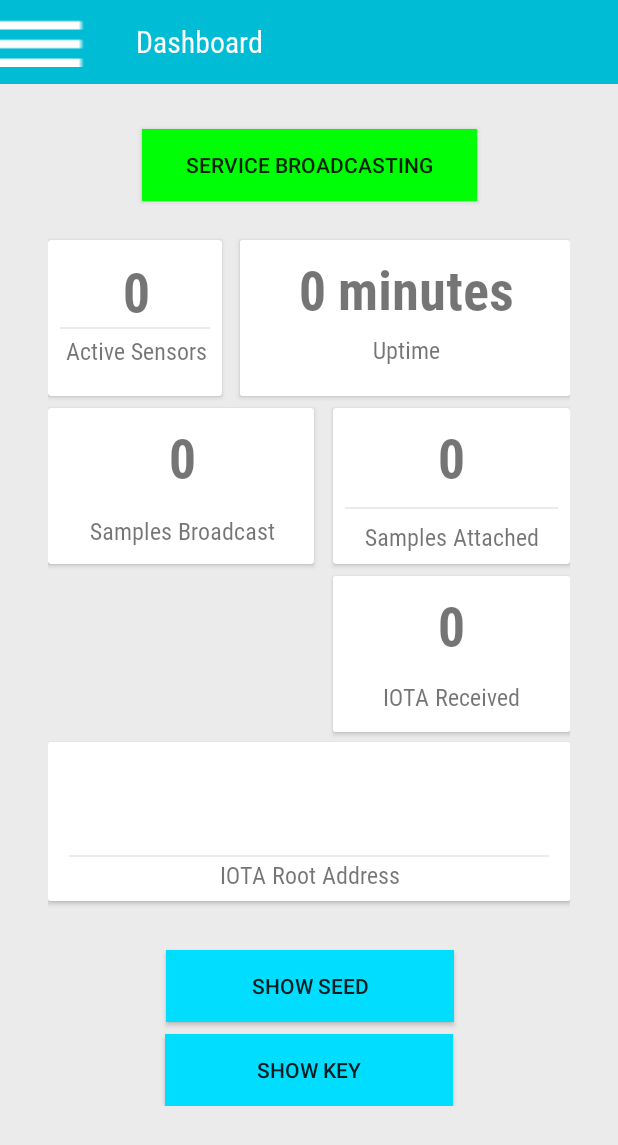
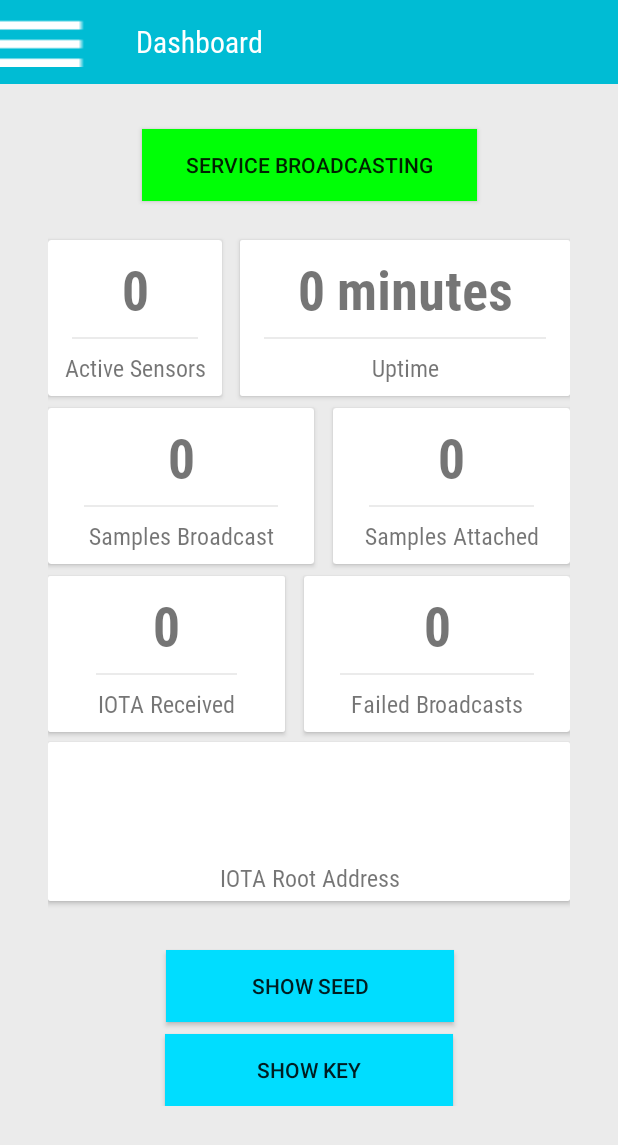
Before and after one commit to ptzianos/hermes, an Android app: the DashboardFragment screen opened directly, with no data from a screen before it, after a tap on "SERVICE NOT BROADCASTING", on a phone screen of 412 x 824 dp. Shown: the top 1145 px of the screen. Run offline under Robolectric (Android 15) with nearby library versions, the phone set to English and light mode, and no system bars; our stand-ins replace Dagger/Hilt's generated code, paging; libraries missing offline, so code that uses them is left out: androidx.paging, androidx.paging.toLiveData, org.bouncycastle.jcajce, org.bouncycastle.jce, org.bouncycastle.util.

Commit message:
Fix alignment of dashboard

```diff
--- a/android-client/app/src/main/res/layout/dashboard_fragment.xml
+++ b/android-client/app/src/main/res/layout/dashboard_fragment.xml
@@ -8,7 +8,7 @@
         android:background="@color/dividerColor">
     <ScrollView
             android:layout_width="match_parent"
-            android:layout_height="match_parent">
+            android:layout_height="match_parent" android:id="@+id/scrollView2">
         <androidx.constraintlayout.widget.ConstraintLayout
                 android:layout_width="match_parent"
                 android:layout_height="wrap_content">
@@ -31,6 +31,45 @@
                     android:layout_marginStart="32dp">
 
                 <androidx.cardview.widget.CardView
+                        android:layout_width="177sp"
+                        android:layout_height="104sp" android:layout_marginTop="8dp"
+                        app:layout_constraintTop_toBottomOf="@+id/packagesConfirmedCard"
+                        app:layout_constraintEnd_toEndOf="parent">
+                    <androidx.constraintlayout.widget.ConstraintLayout
+                            android:layout_width="match_parent"
+                            android:layout_height="match_parent">
+
+                        <TextView
+                                android:layout_width="wrap_content"
+                                android:layout_height="wrap_content" android:id="@+id/failedBroadcastNum"
+                                app:layout_constraintEnd_toEndOf="parent" android:layout_marginEnd="8dp"
+                                app:layout_constraintStart_toStartOf="parent" android:layout_marginStart="8dp"
+                                android:layout_marginTop="8dp" app:layout_constraintTop_toTopOf="parent"
+                                android:fontFamily="@font/roboto_condensed_bold" android:textSize="36sp"
+                                android:textAlignment="center" tools:text="0" android:text="0"/>
+                        <View
+                                android:id="@+id/divider21"
+                                android:layout_width="0dp"
+                                android:layout_height="1dp"
+                                android:background="@color/dividerColor"
+                                app:layout_constraintStart_toStartOf="parent" android:layout_marginStart="24dp"
+                                app:layout_constraintEnd_toEndOf="parent" android:layout_marginEnd="24dp"
+                                app:layout_constraintTop_toBottomOf="@+id/failedBroadcastNum"
+                                android:layout_marginTop="8dp"
+                        />
+                        <TextView
+                                android:text="Failed Broadcasts"
+                                android:layout_width="wrap_content"
+                                android:layout_height="wrap_content" android:id="@+id/failedBroadcastNumLabel"
+                                app:layout_constraintEnd_toEndOf="parent" android:layout_marginEnd="8dp"
+                                app:layout_constraintStart_toStartOf="parent" android:layout_marginStart="8dp"
+                                android:layout_marginBottom="8dp"
+                                app:layout_constraintBottom_toBottomOf="parent"
+                                android:fontFamily="@font/roboto_condensed_regular" android:textSize="16sp"
+                                android:layout_marginTop="8dp" app:layout_constraintTop_toBottomOf="@+id/divider21"/>
+                    </androidx.constraintlayout.widget.ConstraintLayout>
+                </androidx.cardview.widget.CardView>
+                <androidx.cardview.widget.CardView
                         android:layout_width="116dp"
                         android:layout_height="104dp"
                         android:background="@android:color/white"
@@ -41,40 +80,37 @@
                             android:layout_height="match_parent">
 
                         <TextView
-                                android:layout_width="138dp"
-                                android:layout_height="43dp"
+                                android:layout_width="wrap_content"
+                                android:layout_height="wrap_content"
                                 android:id="@+id/activeSensorNum" tools:text="5"
                                 android:fontFamily="@font/roboto_condensed_bold" android:textSize="36sp"
-                                android:textAlignment="center" android:textStyle="bold"
-                                android:background="@android:color/white"
+                                android:textAlignment="center"
                                 app:layout_constraintTop_toTopOf="parent"
-                                app:layout_constraintBottom_toTopOf="@+id/activeSensorLabel"
                                 android:layout_marginStart="8dp"
                                 app:layout_constraintStart_toStartOf="parent" android:layout_marginEnd="8dp"
-                                app:layout_constraintEnd_toEndOf="parent"/>
+                                app:layout_constraintEnd_toEndOf="parent" android:layout_marginTop="8dp"
+                                android:text="0" app:layout_constraintVertical_bias="0.0"/>
                         <View
                                 android:id="@+id/divider4"
-                                android:layout_width="100dp"
+                                android:layout_width="0dp"
                                 android:layout_height="1dp"
                                 android:background="@color/dividerColor"
-                                android:layout_marginBottom="8dp"
-                                app:layout_constraintBottom_toTopOf="@+id/activeSensorLabel"
                                 app:layout_constraintTop_toBottomOf="@+id/activeSensorNum"
-                                android:layout_marginTop="9dp"
-                                app:layout_constraintEnd_toEndOf="parent" android:layout_marginEnd="8dp"
-                                app:layout_constraintStart_toStartOf="parent" android:layout_marginStart="8dp"/>
+                                app:layout_constraintEnd_toEndOf="parent" android:layout_marginEnd="16dp"
+                                app:layout_constraintStart_toStartOf="parent" android:layout_marginStart="16dp"
+                                app:layout_constraintHorizontal_bias="0.0" android:layout_marginTop="8dp"/>
                         <TextView
                                 android:text="@string/active_sensors"
-                                android:layout_width="125dp"
-                                android:layout_height="24dp" android:id="@+id/activeSensorLabel"
+                                android:layout_width="wrap_content"
+                                android:layout_height="wrap_content" android:id="@+id/activeSensorLabel"
                                 android:fontFamily="@font/roboto_condensed_regular" android:textSize="16sp"
                                 android:textAlignment="center"
-                                android:layout_marginBottom="8dp"
-                                app:layout_constraintBottom_toBottomOf="parent"
-                                app:layout_constraintTop_toBottomOf="@+id/activeSensorNum"
                                 android:layout_marginStart="8dp"
                                 app:layout_constraintStart_toStartOf="parent" android:layout_marginEnd="8dp"
-                                app:layout_constraintEnd_toEndOf="parent"/>
+                                app:layout_constraintEnd_toEndOf="parent"
+                                app:layout_constraintBottom_toBottomOf="parent"
+                                app:layout_constraintTop_toBottomOf="@+id/divider4"
+                                android:layout_marginTop="8dp" android:layout_marginBottom="8dp"/>
                     </androidx.constraintlayout.widget.ConstraintLayout>
                 </androidx.cardview.widget.CardView>
                 <androidx.cardview.widget.CardView
@@ -88,34 +124,34 @@
                             android:layout_height="match_parent" android:background="@android:color/white">
 
                         <TextView
-                                android:layout_width="227dp"
-                                android:layout_height="43dp" android:id="@+id/uptimeNum" tools:text="20 minutes"
+                                android:layout_width="wrap_content"
+                                android:layout_height="wrap_content" android:id="@+id/uptimeNum" tools:text="20 minutes"
                                 android:fontFamily="@font/roboto_condensed_bold" android:textSize="36sp"
                                 android:layout_marginEnd="8dp" app:layout_constraintEnd_toEndOf="parent"
                                 android:layout_marginStart="8dp" app:layout_constraintStart_toStartOf="parent"
-                                app:layout_constraintHorizontal_bias="0.494" android:layout_marginTop="8dp"
-                                app:layout_constraintTop_toTopOf="parent" android:textAlignment="center"/>
+                                android:layout_marginTop="8dp"
+                                app:layout_constraintTop_toTopOf="parent" android:textAlignment="center"
+                                android:text="0"/>
                         <View
                                 android:id="@+id/divider3"
-                                android:layout_width="204dp"
+                                android:layout_width="0dp"
                                 android:layout_height="1dp"
                                 android:background="@color/dividerColor"
-                                android:layout_marginBottom="8dp"
-                                app:layout_constraintBottom_toTopOf="@+id/uptimeLabel"
-                                app:layout_constraintTop_toBottomOf="@+id/uptimeNum" android:layout_marginTop="9dp"
-                                app:layout_constraintStart_toStartOf="parent" android:layout_marginStart="8dp"
-                                app:layout_constraintEnd_toEndOf="parent" android:layout_marginEnd="8dp"/>
+                                app:layout_constraintTop_toBottomOf="@+id/uptimeNum" android:layout_marginTop="8dp"
+                                app:layout_constraintStart_toStartOf="parent" android:layout_marginStart="16dp"
+                                app:layout_constraintEnd_toEndOf="parent" android:layout_marginEnd="16dp"
+                        />
                         <TextView
                                 android:text="@string/uptime"
-                                android:layout_width="224dp"
-                                android:layout_height="23dp" android:id="@+id/uptimeLabel"
-                                app:layout_constraintTop_toBottomOf="@+id/uptimeNum" android:layout_marginBottom="8dp"
-                                app:layout_constraintBottom_toBottomOf="parent"
+                                android:layout_width="wrap_content"
+                                android:layout_height="wrap_content" android:id="@+id/uptimeLabel"
                                 app:layout_constraintEnd_toEndOf="parent"
                                 android:layout_marginEnd="8dp" app:layout_constraintStart_toStartOf="parent"
                                 android:layout_marginStart="8dp"
                                 android:fontFamily="@font/roboto_condensed_regular"
-                                android:textSize="16sp" android:textAlignment="center"/>
+                                android:textSize="16sp" android:textAlignment="center" android:layout_marginBottom="8dp"
+                                app:layout_constraintBottom_toBottomOf="parent" android:layout_marginTop="8dp"
+                                app:layout_constraintTop_toBottomOf="@+id/divider3"/>
                     </androidx.constraintlayout.widget.ConstraintLayout>
                 </androidx.cardview.widget.CardView>
                 <androidx.cardview.widget.CardView
@@ -130,37 +166,36 @@
                             android:layout_height="match_parent">
 
                         <TextView
-                                android:layout_width="185dp"
-                                android:layout_height="52dp" android:id="@+id/dataPacketNum" tools:text="100"
+                                android:layout_width="wrap_content"
+                                android:layout_height="wrap_content" android:id="@+id/dataPacketNum" tools:text="100"
                                 android:layout_marginEnd="8dp" app:layout_constraintEnd_toEndOf="parent"
                                 android:layout_marginStart="8dp" app:layout_constraintStart_toStartOf="parent"
                                 android:layout_marginTop="8dp" app:layout_constraintTop_toTopOf="parent"
                                 android:textSize="36sp"
-                                android:fontFamily="@font/roboto_condensed_bold" android:textAlignment="center"/>
+                                android:fontFamily="@font/roboto_condensed_bold" android:textAlignment="center"
+                                android:text="0"/>
                         <View
                                 android:id="@+id/divider5"
-                                android:layout_width="161dp"
+                                android:layout_width="0dp"
                                 android:layout_height="1dp"
                                 android:background="@color/dividerColor"
-                                android:layout_marginBottom="8dp"
-                                app:layout_constraintBottom_toTopOf="@+id/dataPacketLabel"
-                                android:layout_marginTop="9dp"
+                                android:layout_marginTop="8dp"
                                 app:layout_constraintTop_toBottomOf="@+id/dataPacketNum"
                                 app:layout_constraintEnd_toEndOf="parent"
-                                android:layout_marginEnd="8dp" app:layout_constraintStart_toStartOf="parent"
-                                android:layout_marginStart="8dp"/>
+                                android:layout_marginEnd="24dp" app:layout_constraintStart_toStartOf="parent"
+                                android:layout_marginStart="24dp"
+                        />
                         <TextView
                                 android:text="@string/samples_broadcast"
-                                android:layout_width="184dp"
-                                android:layout_height="23dp" android:id="@+id/dataPacketLabel"
-                                android:layout_marginBottom="8dp"
-                                app:layout_constraintBottom_toBottomOf="parent" android:layout_marginTop="8dp"
-                                app:layout_constraintTop_toBottomOf="@+id/dataPacketNum"
+                                android:layout_width="wrap_content"
+                                android:layout_height="wrap_content" android:id="@+id/dataPacketLabel"
                                 app:layout_constraintEnd_toEndOf="parent"
                                 android:layout_marginEnd="8dp" app:layout_constraintStart_toStartOf="parent"
                                 android:layout_marginStart="8dp"
                                 android:fontFamily="@font/roboto_condensed_regular" android:textAlignment="center"
-                                android:textSize="16sp"/>
+                                android:textSize="16sp"
+                                app:layout_constraintBottom_toBottomOf="parent" android:layout_marginTop="8dp"
+                                app:layout_constraintTop_toBottomOf="@+id/divider5" android:layout_marginBottom="8dp"/>
                     </androidx.constraintlayout.widget.ConstraintLayout>
                 </androidx.cardview.widget.CardView>
                 <androidx.cardview.widget.CardView
@@ -186,68 +221,69 @@
                                 android:layout_marginStart="8dp" android:layout_marginTop="8dp" tools:text="80"/>
                         <View
                                 android:id="@+id/divider20"
-                                android:layout_width="match_parent"
+                                android:layout_width="0dp"
                                 android:layout_height="1dp"
                                 android:background="@color/dividerColor"
-                                app:layout_constraintEnd_toEndOf="parent" android:layout_marginTop="9dp"
+                                app:layout_constraintEnd_toEndOf="parent" android:layout_marginTop="8dp"
                                 app:layout_constraintTop_toBottomOf="@+id/dataPacketAttachedNum"
-                                app:layout_constraintStart_toStartOf="parent" android:layout_marginStart="8dp"
-                                android:layout_marginEnd="8dp"/>
+                                app:layout_constraintStart_toStartOf="parent" android:layout_marginStart="24dp"
+                                android:layout_marginEnd="24dp"
+                        />
                         <TextView
                                 android:text="Samples Attached"
                                 android:layout_width="wrap_content"
                                 android:layout_height="wrap_content" android:id="@+id/textView2"
-                                app:layout_constraintTop_toBottomOf="@+id/divider20"
                                 app:layout_constraintEnd_toEndOf="parent"
                                 android:layout_marginEnd="8dp" app:layout_constraintStart_toStartOf="parent"
-                                android:layout_marginStart="8dp" android:layout_marginTop="8dp"
+                                android:layout_marginStart="8dp"
                                 android:layout_marginBottom="8dp" app:layout_constraintBottom_toBottomOf="parent"
-                                android:textSize="16sp" android:fontFamily="@font/roboto_condensed_regular"/>
+                                android:textSize="16sp" android:fontFamily="@font/roboto_condensed_regular"
+                                android:layout_marginTop="8dp" app:layout_constraintTop_toBottomOf="@+id/divider20"/>
                     </androidx.constraintlayout.widget.ConstraintLayout>
                 </androidx.cardview.widget.CardView>
                 <androidx.cardview.widget.CardView
                         android:layout_width="158dp"
                         android:layout_height="104dp"
                         app:layout_constraintTop_toBottomOf="@+id/packagesBroadcastCard"
-                        android:id="@+id/profitsCard" app:layout_constraintEnd_toEndOf="parent"
-                        android:layout_marginTop="8dp">
+                        android:id="@+id/profitsCard"
+                        android:layout_marginTop="8dp" app:layout_constraintStart_toStartOf="parent"
+                >
                     <androidx.constraintlayout.widget.ConstraintLayout
                             android:layout_width="match_parent"
                             android:layout_height="match_parent" android:background="@android:color/white">
 
                         <TextView
-                                android:layout_width="123dp"
-                                android:layout_height="52dp" android:id="@+id/iotaReceived"
-                                android:background="@android:color/white" android:layout_marginTop="8dp"
+                                android:layout_width="wrap_content"
+                                android:layout_height="wrap_content" android:id="@+id/iotaReceived"
+                                android:layout_marginTop="8dp"
                                 app:layout_constraintTop_toTopOf="parent" app:layout_constraintStart_toStartOf="parent"
                                 android:layout_marginStart="8dp" android:layout_marginEnd="8dp"
                                 app:layout_constraintEnd_toEndOf="parent" tools:text="10"
                                 android:fontFamily="@font/roboto_condensed_bold" android:textSize="36sp"
-                                android:textAlignment="center"/>
+                                android:textAlignment="center" android:text="0"/>
                         <View
                                 android:id="@+id/divider6"
-                                android:layout_width="94dp"
+                                android:layout_width="0dp"
                                 android:layout_height="1dp"
                                 android:background="@color/dividerColor"
                                 app:layout_constraintTop_toBottomOf="@+id/iotaReceived"
-                                android:layout_marginTop="9dp"
-                                app:layout_constraintBottom_toTopOf="@+id/iotaReceivedLabel"
-                                android:layout_marginBottom="9dp" app:layout_constraintEnd_toEndOf="parent"
-                                android:layout_marginEnd="8dp" app:layout_constraintStart_toStartOf="parent"
-                                android:layout_marginStart="8dp"/>
+                                android:layout_marginTop="8dp"
+                                app:layout_constraintEnd_toEndOf="parent"
+                                android:layout_marginEnd="32dp" app:layout_constraintStart_toStartOf="parent"
+                                android:layout_marginStart="32dp"
+                        />
                         <TextView
                                 android:text="@string/iota_received"
-                                android:layout_width="135dp"
-                                android:layout_height="25dp" android:id="@+id/iotaReceivedLabel"
-                                android:layout_marginTop="8dp"
-                                app:layout_constraintTop_toBottomOf="@+id/iotaReceived"
+                                android:layout_width="wrap_content"
+                                android:layout_height="wrap_content" android:id="@+id/iotaReceivedLabel"
                                 android:layout_marginBottom="8dp"
                                 app:layout_constraintBottom_toBottomOf="parent"
                                 android:fontFamily="@font/roboto_condensed_regular"
                                 app:layout_constraintEnd_toEndOf="parent"
                                 android:layout_marginEnd="8dp" android:layout_marginStart="8dp"
                                 app:layout_constraintStart_toStartOf="parent" android:textAlignment="center"
-                                android:textSize="16sp"/>
+                                android:textSize="16sp" android:layout_marginTop="8dp"
+                                app:layout_constraintTop_toBottomOf="@+id/divider6"/>
                     </androidx.constraintlayout.widget.ConstraintLayout>
                 </androidx.cardview.widget.CardView>
                 <androidx.cardview.widget.CardView
@@ -282,11 +318,11 @@
                                 app:layout_constraintEnd_toEndOf="parent"
                                 android:layout_marginEnd="8dp" app:layout_constraintStart_toStartOf="parent"
                                 android:layout_marginStart="8dp"
-                                app:layout_constraintTop_toBottomOf="@+id/rootAddress"/>
+                                app:layout_constraintTop_toBottomOf="@+id/rootAddress" android:layout_marginTop="9dp"/>
                         <TextView
                                 android:text="@string/iota_root_address"
-                                android:layout_width="135dp"
-                                android:layout_height="25dp" android:id="@+id/rootAddressCardLabel"
+                                android:layout_width="wrap_content"
+                                android:layout_height="wrap_content" android:id="@+id/rootAddressCardLabel"
                                 android:layout_marginTop="8dp"
                                 app:layout_constraintTop_toBottomOf="@+id/rootAddress"
                                 android:layout_marginBottom="8dp"
```
